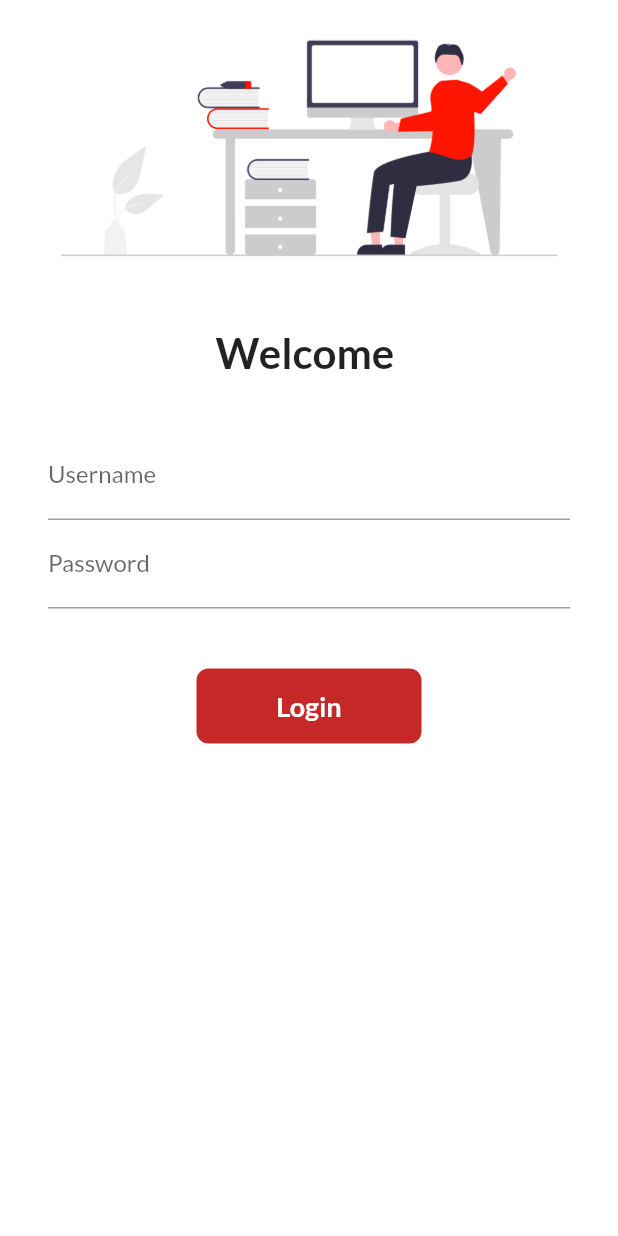
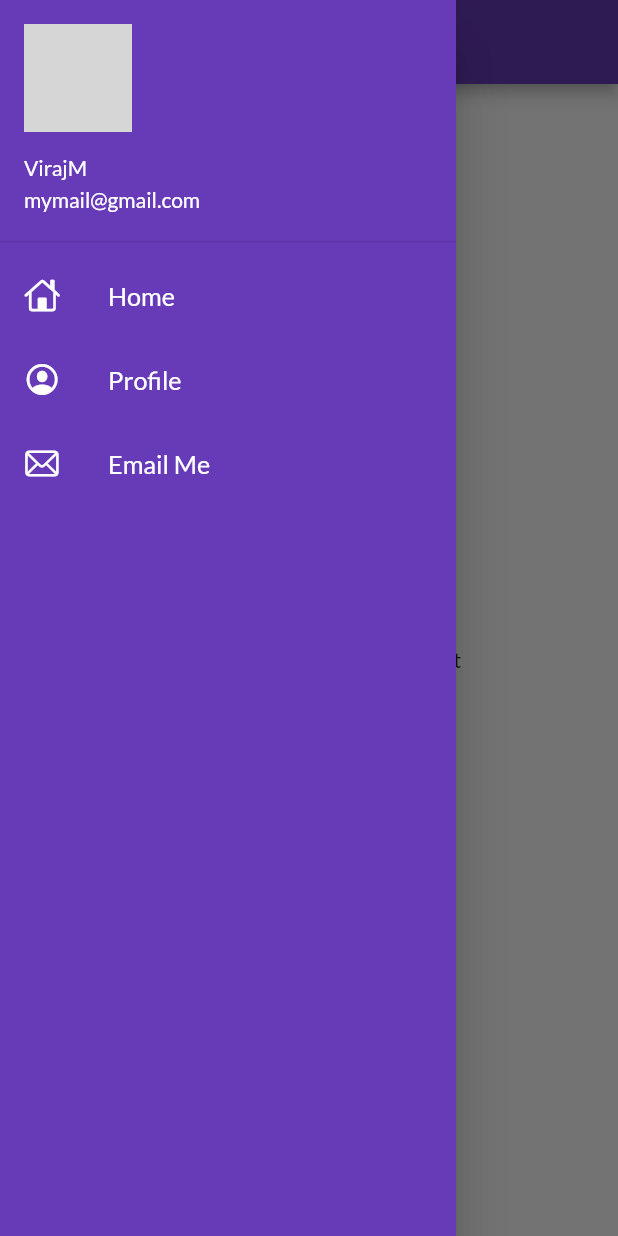
Before and after one commit to Viraj-M/flutter_catalog, a Flutter app: the screen it shows after launch, with the side drawer open (before the commit the screen has no drawer), on a phone screen of 412 x 824 dp. Run offline on Flutter 3.47's test engine with Material 2 defaults, Android fonts, the phone set to English and light mode, and no system bars; our stand-ins replace google_fonts; network calls fail; grey boxes are pictures that could not be loaded.

Commit message:
day 9 done

```diff
--- a/lib/main.dart
+++ b/lib/main.dart
@@ -13,16 +13,17 @@ class MyApp extends StatelessWidget {
   @override
   Widget build(BuildContext context) {
     return MaterialApp(
+        debugShowCheckedModeBanner: false,
         themeMode: ThemeMode.light,
         theme: ThemeData(
-          primarySwatch: Colors.red,
+          primarySwatch: Colors.deepPurple,
           fontFamily: GoogleFonts.lato().fontFamily,
         ),
         darkTheme: ThemeData(
           brightness: Brightness.dark,
           primarySwatch: Colors.purple,
         ),
-        initialRoute: "/",
+        initialRoute: MyRoutes.homeRoute,
         routes: {
           "/": (context) => LoginPage(),
           MyRoutes.homeRoute: (context) => HomePage(),
--- a/lib/screens/home_page.dart
+++ b/lib/screens/home_page.dart
@@ -1,4 +1,5 @@
 import 'package:flutter/material.dart';
+import 'package:flutter_catalog/widgets/drawer.dart';
 
 class HomePage extends StatelessWidget {
   final int fruits = 10;
@@ -13,7 +14,7 @@ class HomePage extends StatelessWidget {
         child: Container(
             child: Text("There are $fruits $fruit_type in the basket")),
       ),
-      drawer: Drawer(),
+      drawer: MyDrawer(),
     );
   }
 }
--- a/lib/screens/login_page.dart
+++ b/lib/screens/login_page.dart
@@ -35,7 +35,7 @@ class _LoginPageState extends State<LoginPage> {
             child: Column(
               children: [
                 Image.asset(
-                  "assets/images/hello.png",
+                  "assets/images/login_image.png",
                   fit: BoxFit.cover,
                 ),
                 SizedBox(
--- /dev/null
+++ b/lib/widgets/drawer.dart
@@ -0,0 +1,71 @@
+import 'package:flutter/cupertino.dart';
+import 'package:flutter/material.dart';
+
+class MyDrawer extends StatelessWidget {
+  @override
+  Widget build(BuildContext context) {
+    final imgUrl =
+        "https://storage.googleapis.com/sproboticworks/master/assets/images/users/virajmarathespr-1609228411.png";
+    return Drawer(
+      child: Container(
+        color: Colors.deepPurple,
+        child: ListView(
+          padding: EdgeInsets.zero,
+          children: [
+            DrawerHeader(
+              padding: EdgeInsets.zero,
+              child: UserAccountsDrawerHeader(
+                margin: EdgeInsets.zero,
+                accountName: Text("VirajM"),
+                accountEmail: Text("mymail@gmail.com"),
+                // currentAccountPicture: Image.network(imgUrl),
+                currentAccountPicture: CircleAvatar(
+                  backgroundImage: NetworkImage(imgUrl),
+                ),
+              ),
+            ),
+            ListTile(
+              leading: Icon(
+                CupertinoIcons.home,
+                color: Colors.white,
+              ),
+              title: Text(
+                "Home",
+                textScaleFactor: 1.2,
+                style: TextStyle(
+                  color: Colors.white,
+                ),
+              ),
+            ),
+            ListTile(
+              leading: Icon(
+                CupertinoIcons.profile_circled,
+                color: Colors.white,
+              ),
+              title: Text(
+                "Profile",
+                textScaleFactor: 1.2,
+                style: TextStyle(
+                  color: Colors.white,
+                ),
+              ),
+            ),
+            ListTile(
+              leading: Icon(
+                CupertinoIcons.mail,
+                color: Colors.white,
+              ),
+              title: Text(
+                "Email Me",
+                textScaleFactor: 1.2,
+                style: TextStyle(
+                  color: Colors.white,
+                ),
+              ),
+            ),
+          ],
+        ),
+      ),
+    );
+  }
+}
```
